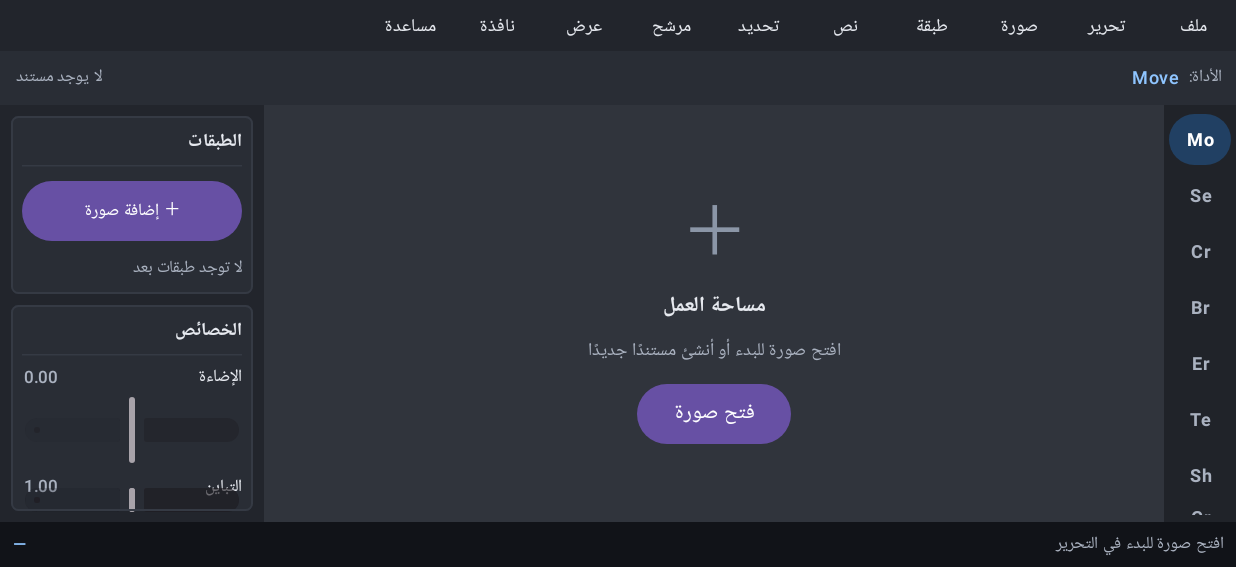
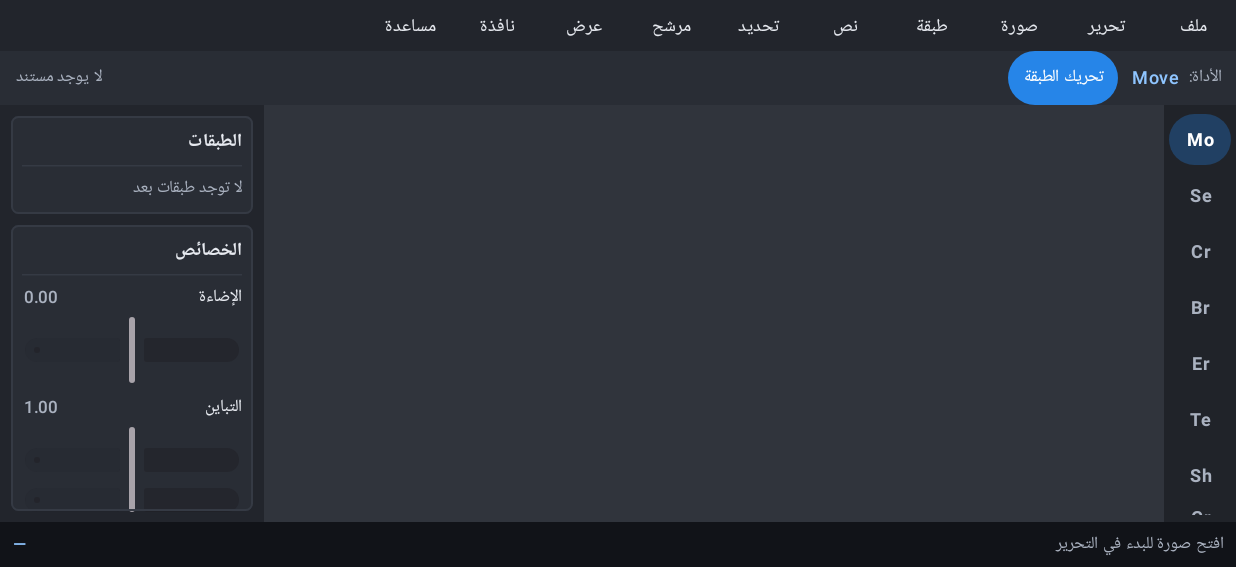
Before and after one commit to abdullahshamiri77-star/PhotoEditor, an Android app built with Jetpack Compose: the screen it shows after launch (MainActivity), on a phone screen of 824 x 412 dp (held sideways), the part 51-618 px from its top. Run offline under Robolectric (Android 15) with nearby library versions, the phone set to English and light mode, and no system bars.

Commit message:
Add visible Move Layer control and declutter empty canvas

```diff
--- a/app/src/main/java/com/photoeditor/ui/EditorScreen.kt
+++ b/app/src/main/java/com/photoeditor/ui/EditorScreen.kt
@@ -181,7 +181,6 @@ fun EditorScreen(
                                         DropdownMenuItem(text = { Text(label("استعادة الأصل", "Restore Original")) }, enabled = canAdjustSelectedLayer, onClick = { activeMenu = null; onReset() })
                                     }
                                     "Layer" -> {
-                                        DropdownMenuItem(text = { Text(label("إضافة صورة كطبقة", "Import image layer")) }, onClick = { activeMenu = null; onOpen() })
                                         DropdownMenuItem(text = { Text(label("حذف الطبقة المحددة", "Delete selected layer")) }, enabled = selectedLayerId != null, onClick = { activeMenu = null; selectedLayerId?.let(onDeleteLayer) })
                                     }
                                     "Window" -> {
@@ -204,6 +203,17 @@ fun EditorScreen(
                     Text(label("الأداة:", "Tool:"), color = MutedText, style = MaterialTheme.typography.labelSmall)
                     Spacer(Modifier.width(6.dp))
                     Text(selectedTool, color = Color(0xFF8FC5FF), fontWeight = FontWeight.SemiBold, style = MaterialTheme.typography.labelMedium)
+                    Spacer(Modifier.width(8.dp))
+                    Button(
+                        onClick = { selectedTool = "Move" },
+                        contentPadding = PaddingValues(horizontal = 10.dp, vertical = 2.dp),
+                        colors = ButtonDefaults.buttonColors(
+                            containerColor = if (selectedTool == "Move") Accent else Color(0xFF3A414D),
+                            contentColor = Color.White
+                        )
+                    ) {
+                        Text(label("تحريك الطبقة", "Move Layer"), style = MaterialTheme.typography.labelSmall)
+                    }
                     Spacer(Modifier.weight(1f))
                     Text(if (bitmap == null) label("لا يوجد مستند", "No document") else "${bitmap.width} × ${bitmap.height} px", color = MutedText, style = MaterialTheme.typography.labelSmall)
                 }
@@ -238,12 +248,7 @@ fun EditorScreen(
                         contentAlignment = Alignment.Center
                     ) {
                         if (bitmap == null) {
-                            Column(horizontalAlignment = Alignment.CenterHorizontally, verticalArrangement = Arrangement.spacedBy(8.dp)) {
-                                Text("＋", color = Color(0xFF8B96A7), style = MaterialTheme.typography.displayMedium)
-                                Text(label("مساحة العمل", "Workspace"), color = MainText, fontWeight = FontWeight.SemiBold)
-                                Text(label("افتح صورة للبدء أو أنشئ مستندًا جديدًا", "Open an image or create a new document"), color = MutedText, style = MaterialTheme.typography.bodySmall)
-                                Button(onClick = onOpen) { Text(label("فتح صورة", "Open Image")) }
-                            }
+                            Spacer(Modifier.fillMaxSize())
                         } else {
                             Image(
                                 bitmap = bitmap.asImageBitmap(),
@@ -412,13 +417,6 @@ fun EditorScreen(
                         ) {
                             if (showLayers) {
                                 PanelCard(label("الطبقات", "Layers")) {
-                                    Button(
-                                        onClick = onOpen,
-                                        modifier = Modifier.fillMaxWidth(),
-                                        contentPadding = PaddingValues(horizontal = 5.dp, vertical = 2.dp)
-                                    ) {
-                                        Text(label("＋ إضافة صورة", "＋ Add image layer"), style = MaterialTheme.typography.labelSmall)
-                                    }
                                     if (layers.isEmpty()) {
                                         Text(label("لا توجد طبقات بعد", "No layers yet"), color = MutedText, style = MaterialTheme.typography.labelSmall)
                                     } else {
```
